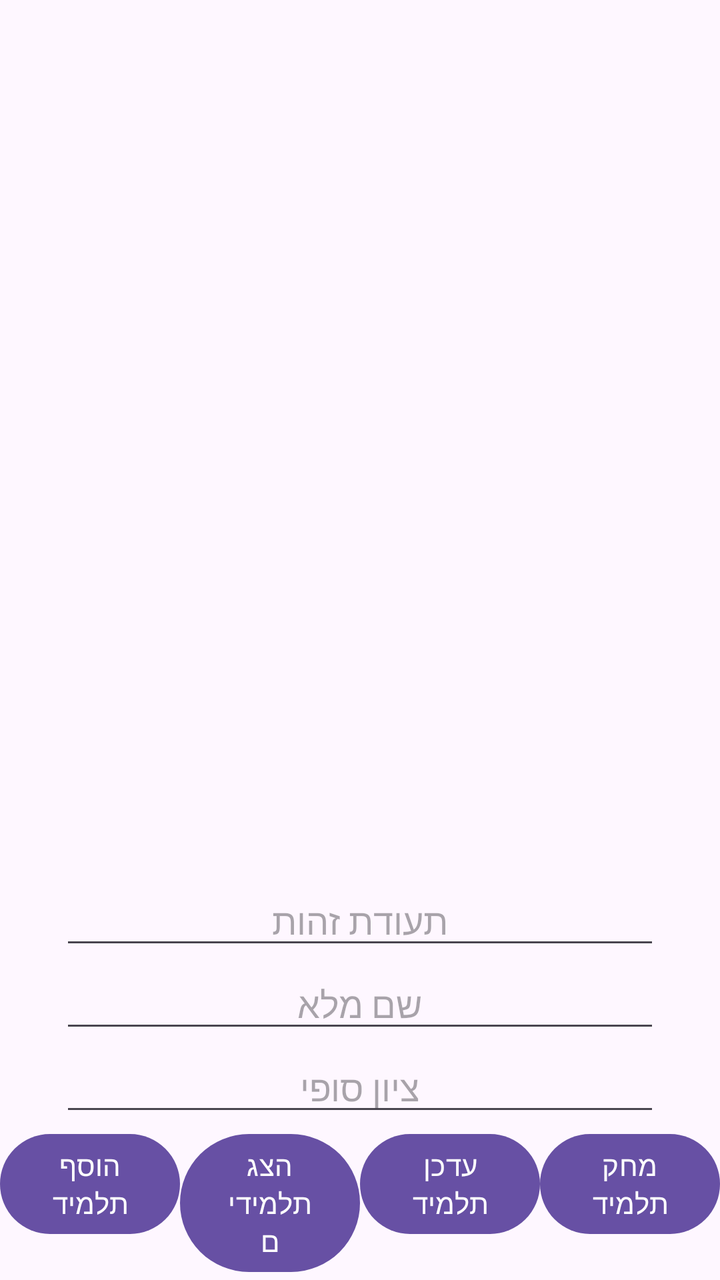
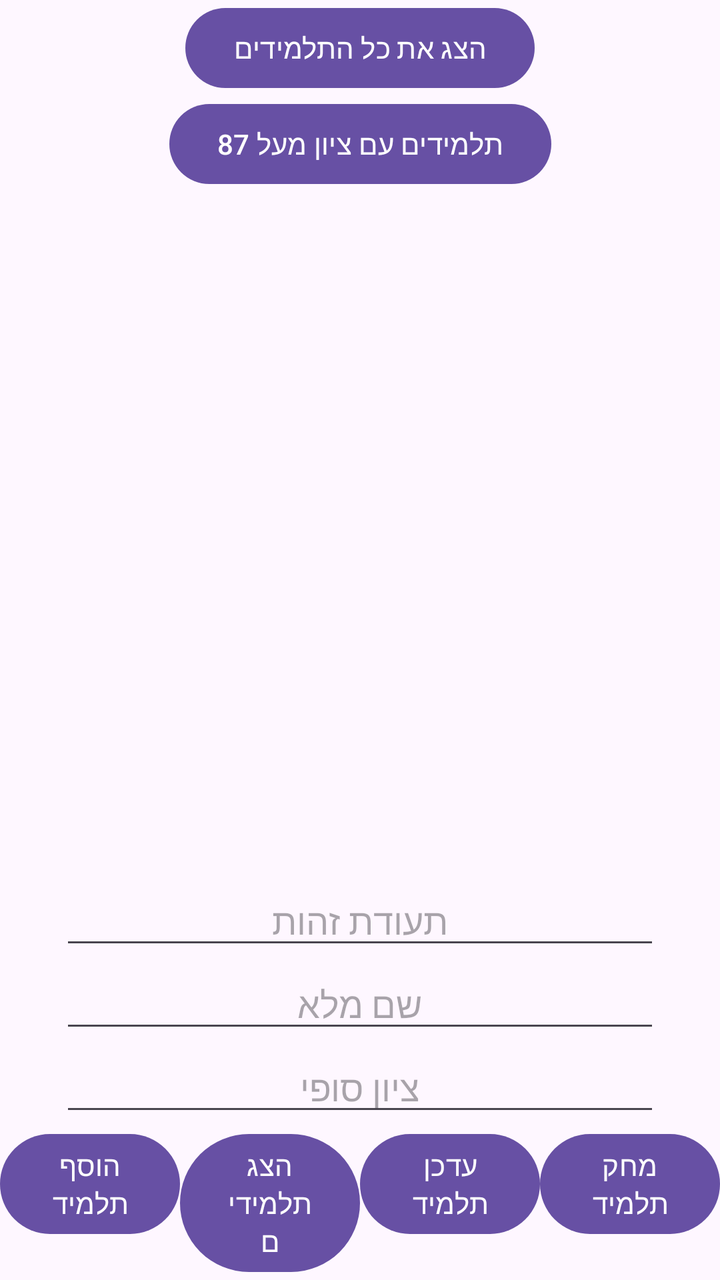

The first picture is an Android layout as it rendered before a commit; the second is the same layout after the commit. The layout source and the unified diff follow.
<!-- AndroidManifest.xml: application theme Theme.GuyFirstFBApplication -->
<!-- res/layout/activity_main.xml -->
<?xml version="1.0" encoding="utf-8"?>
<androidx.constraintlayout.widget.ConstraintLayout xmlns:android="http://schemas.android.com/apk/res/android" xmlns:app="http://schemas.android.com/apk/res-auto" xmlns:tools="http://schemas.android.com/tools" android:id="@+id/main" android:layout_width="match_parent" android:layout_height="match_parent">
    <ScrollView android:layout_width="match_parent" android:layout_height="0dp" app:layout_constraintBottom_toTopOf="@id/bottomlayout" app:layout_constraintTop_toTopOf="parent">
        <LinearLayout android:layout_width="match_parent" android:layout_height="wrap_content" android:layout_marginTop="40sp" android:gravity="center">
            <TextView android:layout_width="wrap_content" android:layout_height="wrap_content" android:textSize="20sp" android:textDirection="rtl" android:id="@+id/tvcontent"/>
        </LinearLayout>
    </ScrollView>
    <LinearLayout android:layout_width="match_parent" android:layout_height="wrap_content" android:id="@+id/bottomlayout" android:orientation="vertical" android:gravity="center" app:layout_constraintBottom_toBottomOf="parent">
        <EditText android:layout_width="300dp" android:layout_height="wrap_content" android:id="@+id/tz" android:gravity="center" android:hint="תעודת זהות"/>
        <EditText android:layout_width="300dp" android:layout_height="wrap_content" android:id="@+id/fullname" android:gravity="center" android:hint="שם מלא"/>
        <EditText android:layout_width="300dp" android:layout_height="wrap_content" android:id="@+id/grade" android:gravity="center" android:hint="ציון סופי"/>
        <LinearLayout android:layout_width="match_parent" android:layout_height="wrap_content">
            <Button android:id="@+id/btnInsert" android:layout_width="0dp" android:layout_weight="1" android:layout_height="wrap_content" android:text="הוסף תלמיד"/>
            <Button android:id="@+id/btnSelect" android:layout_width="0dp" android:layout_weight="1" android:layout_height="wrap_content" android:text="הצג תלמידים"/>
            <Button android:id="@+id/btnUpdate" android:layout_width="0dp" android:layout_weight="1" android:layout_height="wrap_content" android:text="עדכן תלמיד"/>
            <Button android:id="@+id/btnDelete" android:layout_width="0dp" android:layout_weight="1" android:layout_height="wrap_content" android:text="מחק תלמיד"/>
        </LinearLayout>
    </LinearLayout>
</androidx.constraintlayout.widget.ConstraintLayout>
<!-- resources referenced by this layout -->
<resources>
  <style name="Theme.GuyFirstFBApplication" parent="Base.Theme.GuyFirstFBApplication" />
  <style name="Base.Theme.GuyFirstFBApplication" parent="Theme.Material3.DayNight.NoActionBar">
          
          
      </style>
</resources>

<!-- the commit's change to res/layout/activity_main.xml (unified diff, before → after) -->
@@ -16,4 +16,20 @@
             <Button android:id="@+id/btnDelete" android:layout_width="0dp" android:layout_weight="1" android:layout_height="wrap_content" android:text="מחק תלמיד"/>
         </LinearLayout>
     </LinearLayout>
+    <Button
+        android:id="@+id/btnReadAll"
+        android:layout_width="wrap_content"
+        android:layout_height="wrap_content"
+        android:text="הצג את כל התלמידים"
+        app:layout_constraintTop_toBottomOf="@id/btnSelect"
+        app:layout_constraintStart_toStartOf="parent"
+        app:layout_constraintEnd_toEndOf="parent" />
+    <Button
+        android:id="@+id/btnFilterGrade"
+        android:layout_width="wrap_content"
+        android:layout_height="wrap_content"
+        android:text="תלמידים עם ציון מעל 87"
+        app:layout_constraintTop_toBottomOf="@id/btnReadAll"
+        app:layout_constraintStart_toStartOf="parent"
+        app:layout_constraintEnd_toEndOf="parent" />
 </androidx.constraintlayout.widget.ConstraintLayout>
